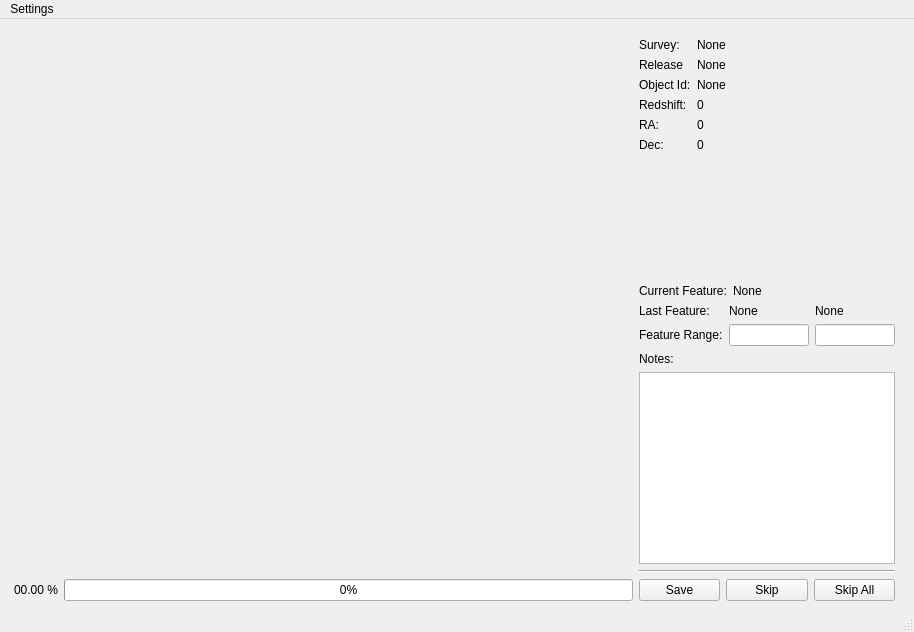
This is spec_analysis/app/gui_layouts/mainwindow.ui in mwvgroup/SN-Spectral-Evolution as Qt 5 draws it before an edit. The edited form follows.
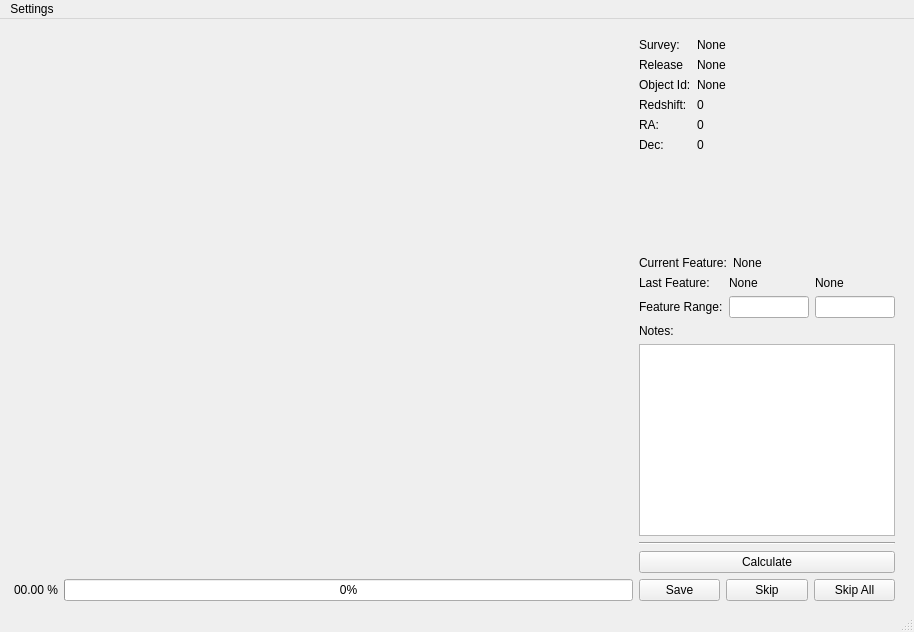
This is the edited form. Custom widgets are drawn as their Qt base class.

Commit message: Adds calculate button

```diff
--- a/spec_analysis/app/gui_layouts/mainwindow.ui
+++ b/spec_analysis/app/gui_layouts/mainwindow.ui
@@ -288,6 +288,13 @@
           </property>
          </widget>
         </item>
+        <item>
+         <widget class="QPushButton" name="calculate_button">
+          <property name="text">
+           <string>Calculate</string>
+          </property>
+         </widget>
+        </item>
         <item>
          <layout class="QHBoxLayout" name="horizontalLayout_5">
           <item>
```
The commit also changes 3 other files.
